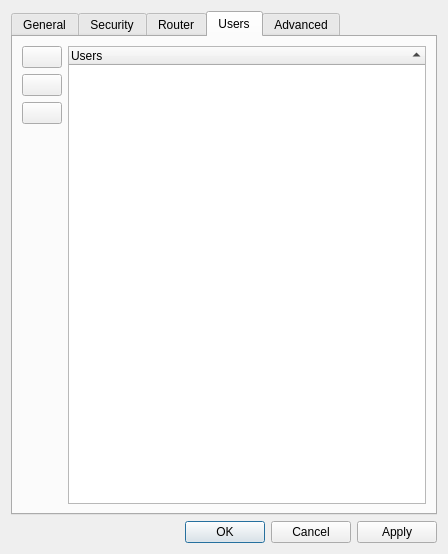
Qt form source/host/ui/config_dialog.ui (dchapyshev/aspia) before a commit.
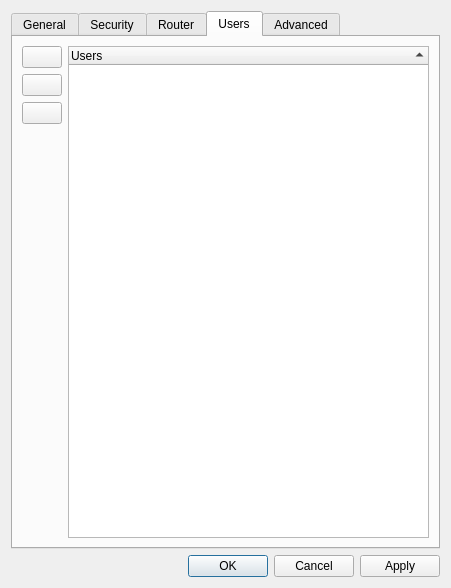
The same form after that commit. The open tabs and pages were chosen to show the change. Icons and pictures are not drawn.

What changed in the file:
```diff
--- a/source/host/ui/config_dialog.ui
+++ b/source/host/ui/config_dialog.ui
@@ -6,8 +6,8 @@
    <rect>
     <x>0</x>
     <y>0</y>
-    <width>448</width>
-    <height>554</height>
+    <width>451</width>
+    <height>588</height>
    </rect>
   </property>
   <property name="windowTitle">
```
Left out of the diff: 18 changed lines with no effect on the pictures.
